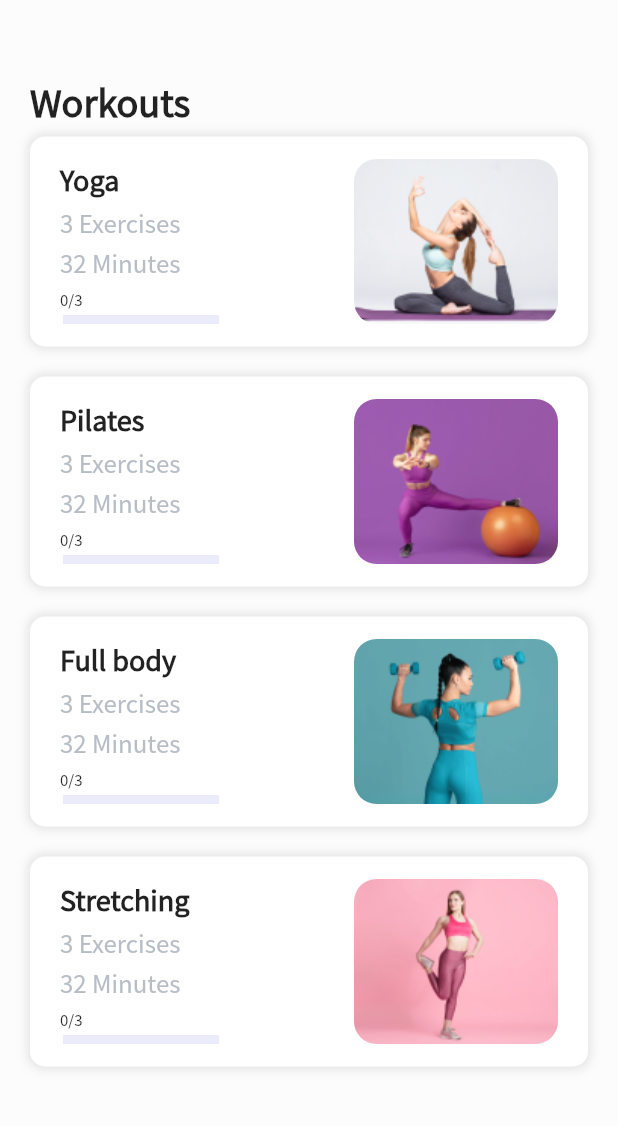
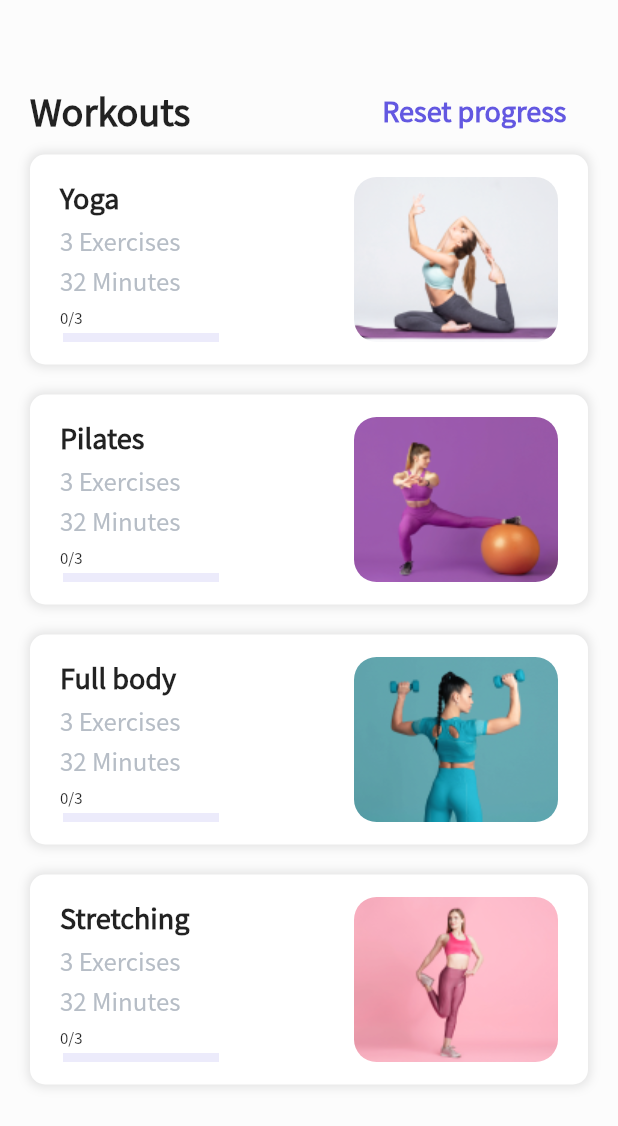
Before and after one commit to luongdthong2889/DoAnFlutter, a Flutter app: the WorkoutsPage screen opened directly, on a phone screen of 412 x 824 dp. Shown: the top 1126 px of the screen. Run offline on Flutter 3.47's test engine with Material 2 defaults, Android fonts, the light colour scheme and no system bars; drawn by our look-alikes of percent_indicator; our stand-ins replace bloc, chewie, cloud_firestore, dots_indicator, firebase_auth, firebase_core and 12 more; missing offline and left inert: cloud_firestore_web, custom_timer, firebase_auth_web, firebase_core_web, firebase_storage_web, flutter_secure_storage_web and 2 more; accounts and stored records are empty; statements that could not run were skipped.

Commit message:
add reset progress UI
add reset progress UI

```diff
--- a/fitness_flutter/lib/screens/workouts/widget/workout_content.dart
+++ b/fitness_flutter/lib/screens/workouts/widget/workout_content.dart
@@ -75,6 +75,8 @@ class _WorkoutContentState extends State<WorkoutContent> {
           child: Column(
             crossAxisAlignment: CrossAxisAlignment.start,
             children: [
+              Row(
+                children: <Widget>[
                 Padding(
                   padding: const EdgeInsets.symmetric(horizontal: 20.0),
                   child: Text(
@@ -82,6 +84,19 @@ class _WorkoutContentState extends State<WorkoutContent> {
                     style: TextStyle(fontSize: 24, fontWeight: FontWeight.bold),
                   ),
                 ),
+                const SizedBox(width: 100),
+                TextButton(
+                  onPressed: () {},
+                  child: Text(
+                    "Reset progress",
+                    style: TextStyle(
+                      fontSize: 18,
+                      fontWeight: FontWeight.bold,
+                      color: ColorConstants.primaryColor,
+                    ),
+                  ),
+                ),
+              ]),
               const SizedBox(height: 5),
               Expanded(
                 child: ListView(
```
Lines whose indentation alone changed are shown as unchanged.
